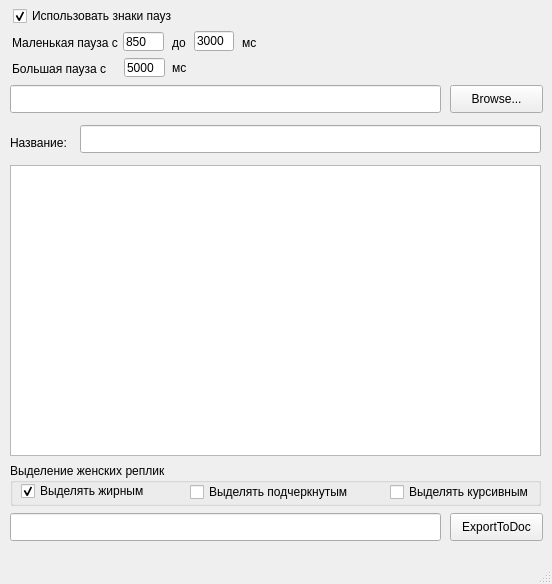
The window that mainwindow.ui (kei91/SrtToContinuityListConverter) describes before a commit, drawn with Qt 5.
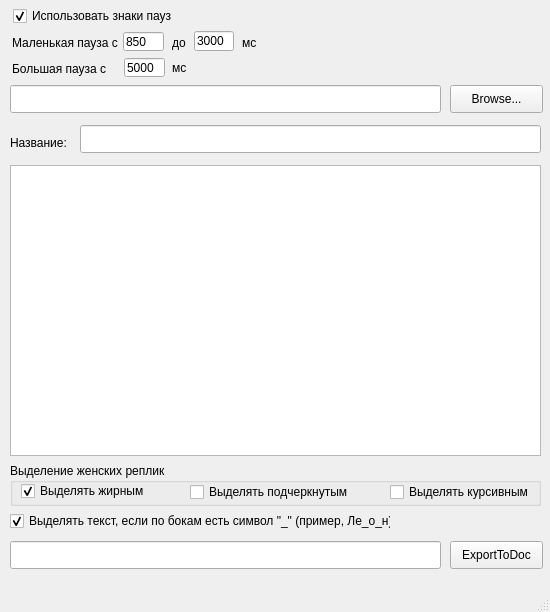
The same window after the commit.

Commit message: Added functionality to underline text that selected with _

```diff
--- a/mainwindow.ui
+++ b/mainwindow.ui
@@ -6,8 +6,8 @@
    <rect>
     <x>0</x>
     <y>0</y>
-    <width>552</width>
-    <height>584</height>
+    <width>550</width>
+    <height>612</height>
    </rect>
   </property>
   <property name="windowTitle">
@@ -31,7 +31,7 @@
     <property name="geometry">
      <rect>
       <x>450</x>
-      <y>513</y>
+      <y>541</y>
       <width>93</width>
       <height>28</height>
      </rect>
@@ -54,7 +54,7 @@
     <property name="geometry">
      <rect>
       <x>10</x>
-      <y>513</y>
+      <y>541</y>
       <width>431</width>
       <height>28</height>
      </rect>
@@ -268,6 +268,22 @@
      </property>
     </widget>
    </widget>
+   <widget class="QCheckBox" name="TextUnderline">
+    <property name="geometry">
+     <rect>
+      <x>10</x>
+      <y>511</y>
+      <width>381</width>
+      <height>20</height>
+     </rect>
+    </property>
+    <property name="text">
+     <string>Выделять текст, если по бокам есть символ &quot;_&quot; (пример, Ле_о_н)</string>
+    </property>
+    <property name="checked">
+     <bool>true</bool>
+    </property>
+   </widget>
   </widget>
   <widget class="QMenuBar" name="menubar">
    <property name="geometry">
```
Left out of the diff: 2 changed lines with no effect on the pictures. The commit also changes 5 other files.
